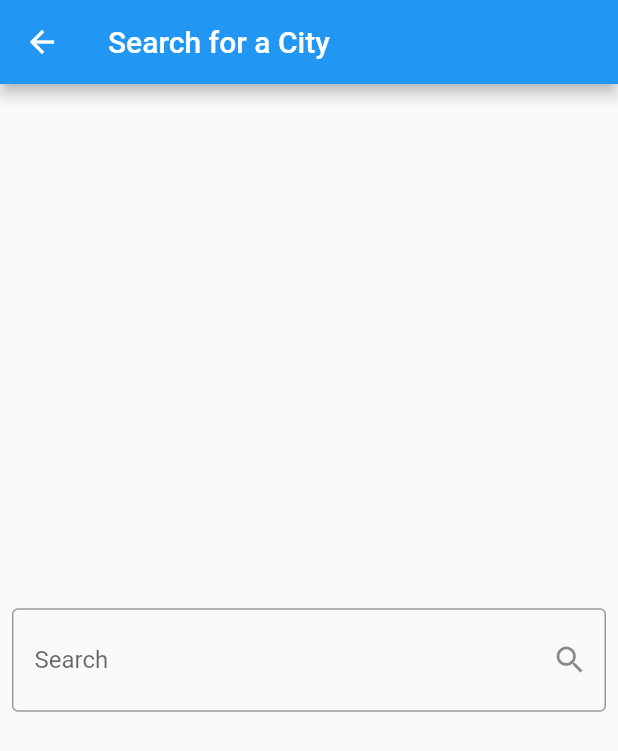
After one commit to OmarAmeer96/Weather-App, a Flutter app: the screen it shows after launch, after a tap on the "search" icon, on a phone screen of 412 x 824 dp. The commit adds this screen. Shown: the top 751 px of the screen. Run offline on Flutter 3.47's test engine with Material 2 defaults, Android fonts, the phone set to English and light mode, and no system bars.

Commit message:
Second Commit

```diff
--- a/lib/screens/home_screen.dart
+++ b/lib/screens/home_screen.dart
@@ -1,4 +1,5 @@
 import 'package:flutter/material.dart';
+import 'package:weather_app/screens/search_screen.dart';
 
 class HomeScreen extends StatelessWidget {
   const HomeScreen({super.key});
@@ -7,6 +8,21 @@ class HomeScreen extends StatelessWidget {
   Widget build(BuildContext context) {
     return Scaffold(
       appBar: AppBar(
+        actions: [
+          IconButton(
+            onPressed: () {
+              Navigator.push(
+                context,
+                MaterialPageRoute(
+                  builder: (context) {
+                    return const SearchScreen();
+                  },
+                ),
+              );
+            },
+            icon: const Icon(Icons.search),
+          )
+        ],
         title: const Text("Weather App"),
       ),
       body: Center(
--- /dev/null
+++ b/lib/screens/search_screen.dart
@@ -0,0 +1,36 @@
+import 'package:flutter/material.dart';
+import 'package:flutter/src/widgets/framework.dart';
+import 'package:flutter/src/widgets/placeholder.dart';
+
+class SearchScreen extends StatelessWidget {
+  String? cityName;
+
+  @override
+  Widget build(BuildContext context) {
+    return Scaffold(
+      appBar: AppBar(
+        title: const Text("Search for a City"),
+      ),
+      body: Center(
+        child: Padding(
+          padding: const EdgeInsets.symmetric(horizontal: 8),
+          child: TextField(
+            onSubmitted: (data) {
+              cityName = data;
+            },
+            decoration: const InputDecoration(
+              contentPadding: EdgeInsets.symmetric(
+                vertical: 25,
+                horizontal: 15,
+              ),
+              hintText: "Enter a City",
+              border: OutlineInputBorder(),
+              suffixIcon: Icon(Icons.search),
+              label: Text("Search"),
+            ),
+          ),
+        ),
+      ),
+    );
+  }
+}
```
Also changed, not shown: 1 other file.
